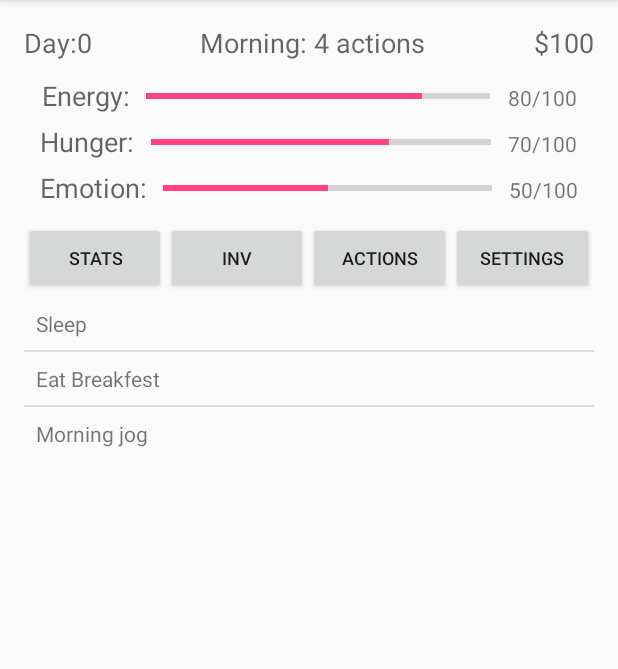
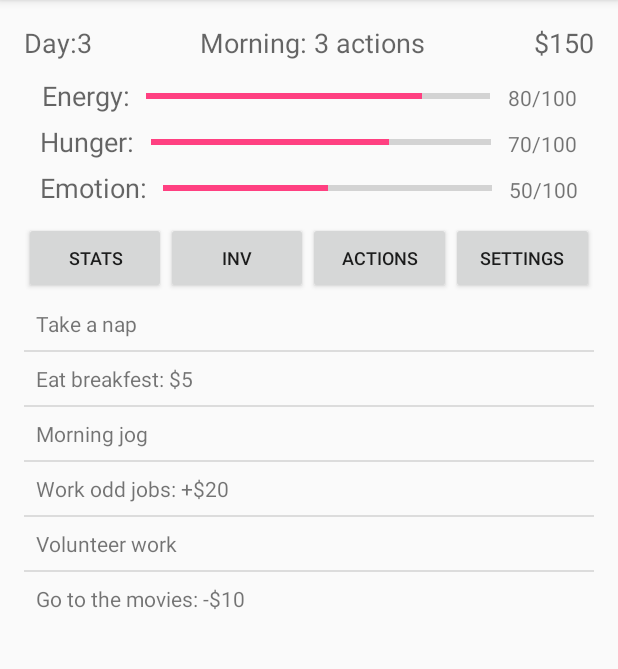
Before and after one commit to danteruiz/LiveItUpApp, an Android app: the screen it shows after launch (MainActivity), after a tap on "ACTIONS", on a phone screen of 412 x 824 dp, the part 84-753 px from its top. Run offline under Robolectric (Android 15) with nearby library versions, the phone set to English and light mode, and no system bars.

Commit message:
money, day counter, time of day, and actions synced up
killin it

```diff
--- a/LiveItUp/app/src/main/java/com/example/dante/liveitup/MainActivity.java
+++ b/LiveItUp/app/src/main/java/com/example/dante/liveitup/MainActivity.java
@@ -19,10 +19,15 @@ public class MainActivity extends AppCompatActivity {
     private ProgressBar progressBar;
     private ProgressBar progressBar2;
     private ProgressBar progressBar3;
-    private TextView textView;
+    private TextView countDay;
+    private TextView dayAndAction;
     private Handler handler = new Handler();
     private ArrayList<ListElement> aList;
     private ListAdapter aa;
+    public String timeOfDay = "Morning";
+    public int numberDay = 3;
+    public int actionCount = 3;
+    public int money = 150;
 
     private static MainActivity instance = null;
 
@@ -49,6 +54,9 @@ public class MainActivity extends AppCompatActivity {
         progressBar = (ProgressBar) findViewById(R.id.progressBar);
         progressBar2 = (ProgressBar) findViewById(R.id.progressBar2);
         progressBar3 = (ProgressBar) findViewById(R.id.progressBar3);
+        countDay = (TextView) findViewById(R.id.textView);
+        dayAndAction = (TextView) findViewById(R.id.textView2);
+
 
         settings = PreferenceManager.getDefaultSharedPreferences((this));
 
@@ -92,27 +100,107 @@ public class MainActivity extends AppCompatActivity {
     public void Actions(View v)
     {
         aa.clear();
-        MorningA();
+        if(timeOfDay.equals("Morning"))
+            morningA();
+        if(timeOfDay.equals("Afternoon"))
+            afternoonA();
+        if(timeOfDay.equals("Evening"))
+            eveningA();
     }
-    public void MorningA(){
+    public void morningA(){
+        ListElement le = new ListElement();
+        le.textLabel = "Take a nap";
+        le.tag = "nap1";
+        aList.add(le);
+        ListElement le2 = new ListElement();
+        le2.textLabel = "Eat breakfest: $5";
+        le2.tag = "breakfest1";
+        aList.add(le2);
+        ListElement le3 =  new ListElement();
+        le3.textLabel = "Morning jog";
+        le3.tag = "jog1";
+        aList.add(le3);
+        ListElement le4 =  new ListElement();
+        le4.textLabel = "Work odd jobs: +$20";
+        le4.tag = "work1";
+        aList.add(le4);
+        ListElement le5 =  new ListElement();
+        le5.textLabel = "Volunteer work";
+        le5.tag = "volunteer";
+        aList.add(le5);
+        ListElement le6 =  new ListElement();
+        le6.textLabel = "Go to the movies: -$10";
+        le6.tag = "movies";
+        aList.add(le6);
+    }
+
+    public void afternoonA(){
+        ListElement le = new ListElement();
+        le.textLabel = "Take a mid day nap";
+        le.tag = "nap1";
+        aList.add(le);
+        ListElement le2 = new ListElement();
+        le2.textLabel = "Eat Lunch: -$7";
+        le2.tag = "lunch1";
+        aList.add(le2);
+        ListElement le3 =  new ListElement();
+        le3.textLabel = "Afternoon jog";
+        le3.tag = "jog1";
+        aList.add(le3);
+        ListElement le4 =  new ListElement();
+        le4.textLabel = "Go to the gym: -$15";
+        le4.tag = "gym";
+        aList.add(le4);
+        ListElement le5 =  new ListElement();
+        le5.textLabel = "Work odd jobs: +$20";
+        le5.tag = "work1";
+        aList.add(le5);
+        ListElement le6 =  new ListElement();
+        le6.textLabel = "Go to the movies: -$10";
+        le6.tag = "movies";
+        aList.add(le6);
+    }
+
+    public void eveningA(){
         ListElement le = new ListElement();
         le.textLabel = "Sleep";
         le.tag = "Sleep1";
         aList.add(le);
         ListElement le2 = new ListElement();
-        le2.textLabel = "Eat Breakfest";
-        le2.tag = "Eat Breakfest";
+        le2.textLabel = "Eat Dinner: -$10";
+        le2.tag = "dinner1";
         aList.add(le2);
         ListElement le3 =  new ListElement();
-        le3.textLabel = "Morning jog";
-        le3.tag = "jog";
+        le3.textLabel = "Late night jog... risky";
+        le3.tag = "jog2";
         aList.add(le3);
+        ListElement le4 =  new ListElement();
+        le4.textLabel = "Go to the gym: -$15";
+        le4.tag = "gym";
+        aList.add(le4);
+        ListElement le5 =  new ListElement();
+        le5.textLabel = "Go out to drink: -$15 to -$30";
+        le5.tag = "drink";
+        aList.add(le5);
     }
 
 
 
     public void init()
     {
+
+        timeOfDay = settings.getString("Morning", timeOfDay);
+        String actionText = Integer.toString(actionCount);
+        dayAndAction.setText(timeOfDay + ": " + actionText + " actions");
+
+        numberDay = settings.getInt("1", numberDay);
+        String dayText = Integer.toString(numberDay);
+        countDay.setText("Day:" + dayText);
+
+        money = settings.getInt("100", money);
+        TextView moneyAmount = (TextView) findViewById(R.id.textView3);
+        String moneyText = Integer.toString(money);
+        moneyAmount.setText("$" + moneyText);
 
         energy = settings.getInt("energy", energy);
         energyMax = settings.getInt("energyMax", energyMax);
```
Also changed, not shown: LiveItUp/app/src/main/java/com/example/dante/liveitup/ListClickHandler.java (+15 -16 lines).
